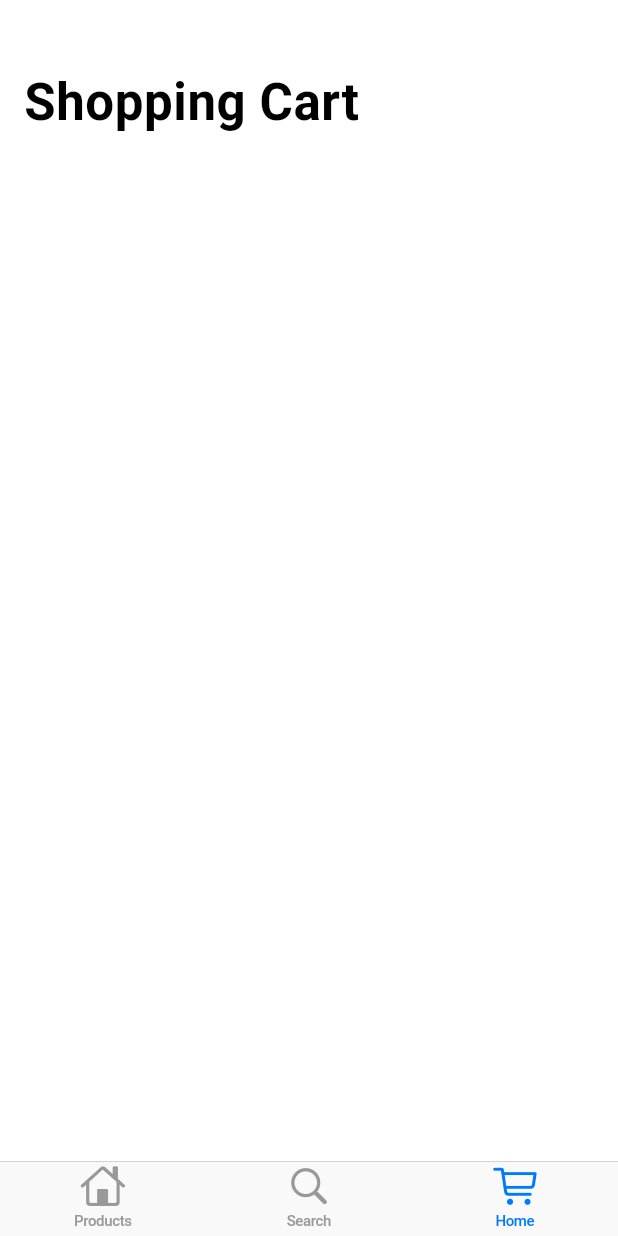
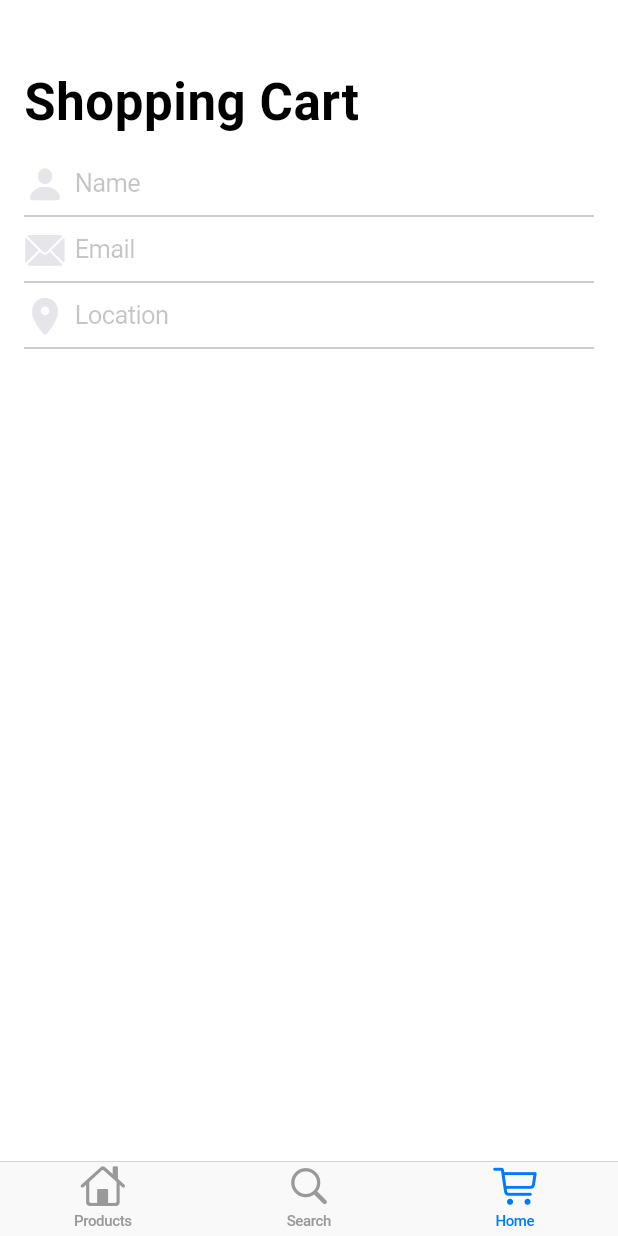
Before and after one commit to blhagadorn/cupertino_store, a Flutter app: the screen it shows after launch, item 3 of the bottom bar chosen, on a phone screen of 412 x 824 dp. Run offline on Flutter 3.47's test engine with Material 2 defaults, Android fonts, the phone set to English and light mode, and no system bars.

Commit message:
Added a shopping cart

```diff
--- a/lib/shopping_cart_tab.dart
+++ b/lib/shopping_cart_tab.dart
@@ -1,3 +1,17 @@
+// Copyright 2019 Google LLC
+//
+// Licensed under the Apache License, Version 2.0 (the "License");
+// you may not use this file except in compliance with the License.
+// You may obtain a copy of the License at
+//
+//     https://www.apache.org/licenses/LICENSE-2.0
+//
+// Unless required by applicable law or agreed to in writing, software
+// distributed under the License is distributed on an "AS IS" BASIS,
+// WITHOUT WARRANTIES OR CONDITIONS OF ANY KIND, either express or implied.
+// See the License for the specific language governing permissions and
+// limitations under the License.
+
 import 'package:flutter/cupertino.dart';
 import 'package:provider/provider.dart';
 
@@ -11,15 +25,129 @@ class ShoppingCartTab extends StatefulWidget {
 }
 
 class _ShoppingCartTabState extends State<ShoppingCartTab> {
+  String name;
+  String email;
+  String location;
+  String pin;
+  DateTime dateTime = DateTime.now();
+
+  Widget _buildNameField() {
+    return CupertinoTextField(
+      prefix: const Icon(
+        CupertinoIcons.person_solid,
+        color: CupertinoColors.lightBackgroundGray,
+        size: 28,
+      ),
+      padding: const EdgeInsets.symmetric(horizontal: 6, vertical: 12),
+      clearButtonMode: OverlayVisibilityMode.editing,
+      textCapitalization: TextCapitalization.words,
+      autocorrect: false,
+      decoration: const BoxDecoration(
+        border: Border(
+          bottom: BorderSide(
+            width: 0,
+            color: CupertinoColors.inactiveGray,
+          ),
+        ),
+      ),
+      placeholder: 'Name',
+      onChanged: (newName) {
+        setState(() {
+          name = newName;
+        });
+      },
+    );
+  }
+
+  Widget _buildEmailField() {
+    return const CupertinoTextField(
+      prefix: Icon(
+        CupertinoIcons.mail_solid,
+        color: CupertinoColors.lightBackgroundGray,
+        size: 28,
+      ),
+      padding: EdgeInsets.symmetric(horizontal: 6, vertical: 12),
+      clearButtonMode: OverlayVisibilityMode.editing,
+      keyboardType: TextInputType.emailAddress,
+      autocorrect: false,
+      decoration: BoxDecoration(
+        border: Border(
+          bottom: BorderSide(
+            width: 0,
+            color: CupertinoColors.inactiveGray,
+          ),
+        ),
+      ),
+      placeholder: 'Email',
+    );
+  }
+
+  Widget _buildLocationField() {
+    return const CupertinoTextField(
+      prefix: Icon(
+        CupertinoIcons.location_solid,
+        color: CupertinoColors.lightBackgroundGray,
+        size: 28,
+      ),
+      padding: EdgeInsets.symmetric(horizontal: 6, vertical: 12),
+      clearButtonMode: OverlayVisibilityMode.editing,
+      textCapitalization: TextCapitalization.words,
+      decoration: BoxDecoration(
+        border: Border(
+          bottom: BorderSide(
+            width: 0,
+            color: CupertinoColors.inactiveGray,
+          ),
+        ),
+      ),
+      placeholder: 'Location',
+    );
+  }
+
+  SliverChildBuilderDelegate _buildSliverChildBuilderDelegate(
+      AppStateModel model) {
+    return SliverChildBuilderDelegate(
+      (context, index) {
+        switch (index) {
+          case 0:
+            return Padding(
+              padding: const EdgeInsets.symmetric(horizontal: 16),
+              child: _buildNameField(),
+            );
+          case 1:
+            return Padding(
+              padding: const EdgeInsets.symmetric(horizontal: 16),
+              child: _buildEmailField(),
+            );
+          case 2:
+            return Padding(
+              padding: const EdgeInsets.symmetric(horizontal: 16),
+              child: _buildLocationField(),
+            );
+          default:
+          // Do nothing. For now.
+        }
+        return null;
+      },
+    );
+  }
+
   @override
   Widget build(BuildContext context) {
     return Consumer<AppStateModel>(
       builder: (context, model, child) {
         return CustomScrollView(
-          slivers: const <Widget>[
-            CupertinoSliverNavigationBar(
+          slivers: <Widget>[
+            const CupertinoSliverNavigationBar(
               largeTitle: Text('Shopping Cart'),
             ),
+            SliverSafeArea(
+              top: false,
+              minimum: const EdgeInsets.only(top: 4),
+              sliver: SliverList(
+                delegate: _buildSliverChildBuilderDelegate(model),
+              ),
+            )
           ],
         );
       },
```
